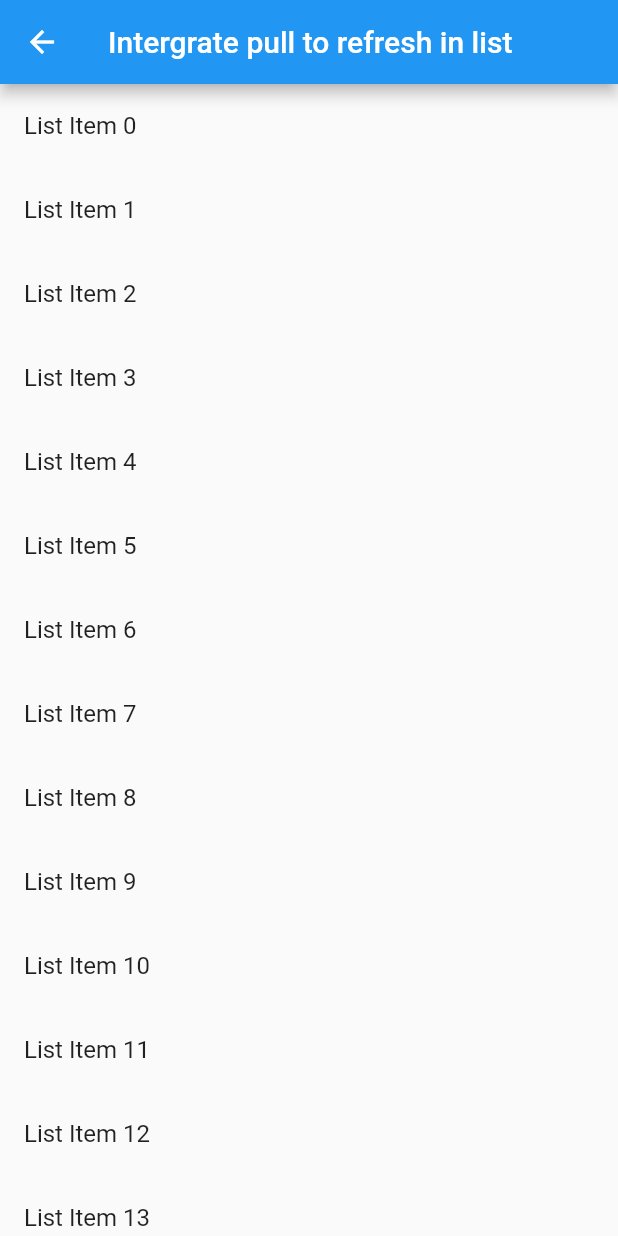
After one commit to robert-luoqing/flutter_list_view, a Flutter app: the PullToRefreshList screen opened by its route, on a phone screen of 412 x 824 dp. The commit adds this screen. Run offline on Flutter 3.47's test engine with Material 2 defaults, Android fonts, the phone set to English and light mode, and no system bars; drawn by our look-alikes of pull_to_refresh.

Commit message:
Add pull to refresh controll

```diff
--- a/example/lib/home.dart
+++ b/example/lib/home.dart
@@ -22,6 +22,11 @@ class _HomePageState extends State<HomePage> {
           children: <Widget>[
             ElevatedButton(
                 onPressed: () {
+                  Navigator.of(context).pushNamed("/pullToRefreshList");
+                },
+                child: const Text("Intergrate pull to refresh")),
+            ElevatedButton(
+                onPressed: () {
                   Navigator.of(context).pushNamed("/testListPage");
                 },
                 child: const Text("Test List")),
--- /dev/null
+++ b/example/lib/pull_to_refresh_list.dart
@@ -0,0 +1,84 @@
+import 'package:flutter/cupertino.dart';
+import 'package:flutter/material.dart';
+import 'package:flutter_list_view/flutter_list_view.dart';
+import 'package:pull_to_refresh/pull_to_refresh.dart';
+
+class PullToRefreshList extends StatefulWidget {
+  const PullToRefreshList({Key? key}) : super(key: key);
+
+  @override
+  _PullToRefreshListState createState() => _PullToRefreshListState();
+}
+
+class _PullToRefreshListState extends State<PullToRefreshList> {
+  List<int> data = [];
+  final _refreshController = RefreshController(initialRefresh: false);
+  void _onRefresh() async {
+    // monitor network fetch
+    await Future.delayed(const Duration(milliseconds: 1000));
+    // if failed,use refreshFailed()
+    _refreshController.refreshCompleted();
+  }
+
+  void _onLoading() async {
+    // monitor network fetch
+    await Future.delayed(const Duration(milliseconds: 1000));
+    data.add(data[data.length - 1] + 1);
+    if (mounted) setState(() {});
+    _refreshController.loadComplete();
+  }
+
+  @override
+  initState() {
+    for (var i = 0; i < 50; i++) {
+      data.add(i);
+    }
+    super.initState();
+  }
+
+  @override
+  Widget build(BuildContext context) {
+    return Scaffold(
+      appBar: AppBar(
+        title: const Text("Intergrate pull to refresh in list"),
+      ),
+      body: SmartRefresher(
+          enablePullDown: true,
+          enablePullUp: true,
+          header: const WaterDropHeader(),
+          footer: CustomFooter(
+            builder: (context, mode) {
+              Widget body;
+              if (mode == LoadStatus.idle) {
+                body = const Text("pull up load");
+              } else if (mode == LoadStatus.loading) {
+                body = const CupertinoActivityIndicator();
+              } else if (mode == LoadStatus.failed) {
+                body = const Text("Load Failed!Click retry!");
+              } else if (mode == LoadStatus.canLoading) {
+                body = const Text("release to load more");
+              } else {
+                body = const Text("No more Data");
+              }
+              return SizedBox(
+                height: 55.0,
+                child: Center(child: body),
+              );
+            },
+          ),
+          controller: _refreshController,
+          onRefresh: _onRefresh,
+          onLoading: _onLoading,
+          child: CustomScrollView(
+            slivers: [
+              FlutterListView(
+                  delegate: FlutterListViewDelegate(
+                (BuildContext context, int index) =>
+                    ListTile(title: Text('List Item ${data[index]}')),
+                childCount: data.length,
+              )),
+            ],
+          )),
+    );
+  }
+}
--- a/example/lib/route.dart
+++ b/example/lib/route.dart
@@ -1,3 +1,4 @@
+import 'pull_to_refresh_list.dart';
 import 'testlist.dart';
 import 'home.dart';
 import 'package:flutter/widgets.dart';
@@ -13,5 +14,6 @@ class SectionViewRoute {
           ],
         ),
     "/testListPage": (context) => const TestListPage(),
+    "/pullToRefreshList": (context) => const PullToRefreshList(),
   };
 }
--- a/example/pubspec.yaml
+++ b/example/pubspec.yaml
@@ -47,6 +47,7 @@ dev_dependencies:
   # package. See that file for information about deactivating specific lint
   # rules and activating additional ones.
   flutter_lints: ^1.0.0
+  pull_to_refresh: ^2.0.0
 
 # For information on the generic Dart part of this file, see the
 # following page: https://dart.dev/tools/pub/pubspec
--- a/lib/src/flutter_list_view_controller.dart
+++ b/lib/src/flutter_list_view_controller.dart
@@ -2,7 +2,11 @@ import 'package:flutter/widgets.dart';
 
 import 'flutter_list_view_element.dart';
 
+typedef FlutterListViewControllerOnStickyChanged = void Function(int index);
+
 class FlutterListViewController {
+  final ValueNotifier<int?> stickyIndex = ValueNotifier<int?>(null);
+
   FlutterListViewElement? _listView;
   jumpToIndex(int index,
       {double offset = 0, bool offsetBasedOnBottom = false}) {
@@ -33,5 +37,6 @@ class FlutterListViewController {
 
   void detach() {
     _listView = null;
+    stickyIndex.dispose();
   }
 }
```
Also changed, not shown: example/pubspec.lock.
